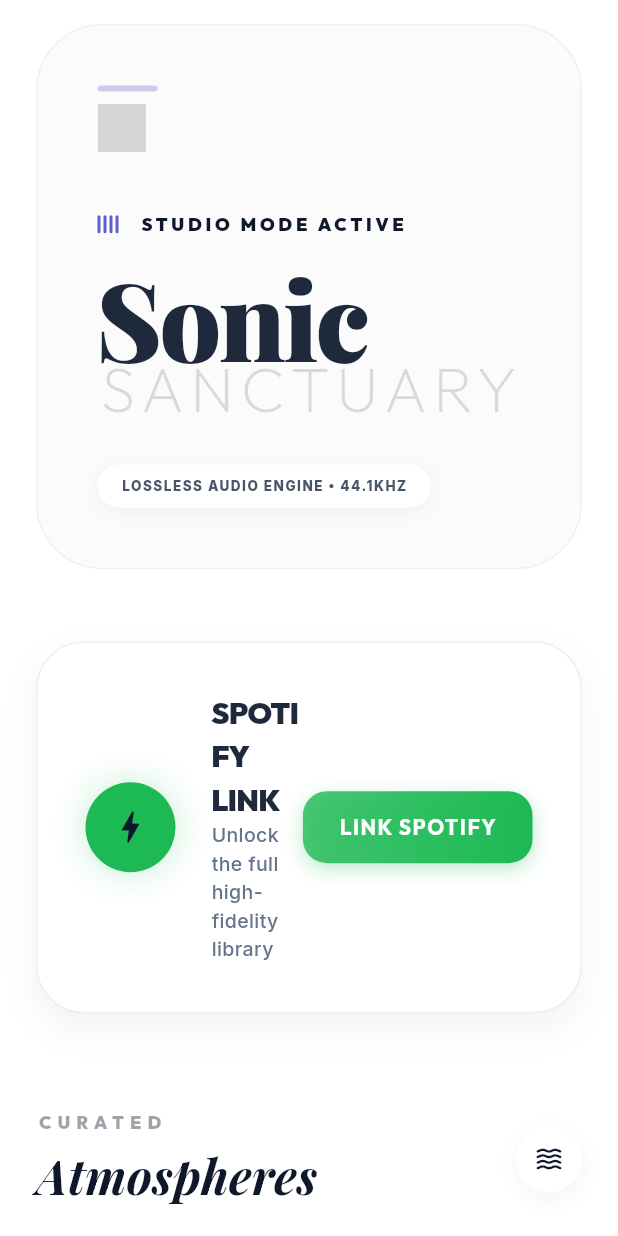
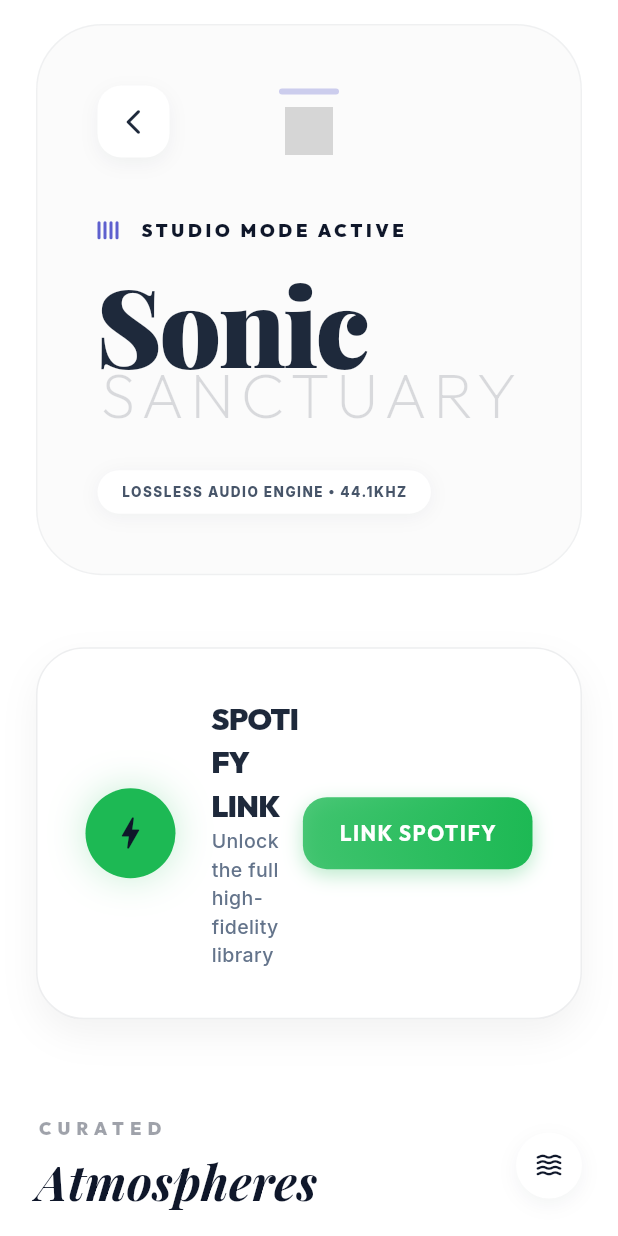
Before and after one commit to Joelrtharakan/AI-Powered-Boredom-Breaker-System-Using-Emotion-Detection-and-Personalized-Activity-Generation, a Flutter app: the MusicScreen screen opened directly, on a phone screen of 412 x 824 dp. Run offline on Flutter 3.47's test engine with Material 3 defaults, Android fonts, the phone set to English and light mode, and no system bars; drawn by our look-alikes of flutter_animate; our stand-ins replace dio, fl_chart, flutter_riverpod, flutter_tts, google_fonts, image_picker and 3 more; missing offline and left inert: encrypt; accounts and stored records are empty; network calls fail; grey boxes are pictures that could not be loaded.

Commit message:
fix code structure error from previous chunk

```diff
--- a/boredom_breaker_mobile/lib/screens/music/music_screen.dart
+++ b/boredom_breaker_mobile/lib/screens/music/music_screen.dart
@@ -267,10 +267,45 @@
         children: [
           Row(
             mainAxisAlignment: MainAxisAlignment.spaceBetween,
-            crossAxisAlignment: CrossAxisAlignment.start,
+            crossAxisAlignment: CrossAxisAlignment.center,
             children: [
+              // 1. Hamburger Menu (Left)
+              InkWell(
+                onTap: () {
+                  if (Navigator.canPop(context)) {
+                    Navigator.pop(context);
+                  } else {
+                    Scaffold.of(context).openDrawer();
+                  }
+                },
+                borderRadius: BorderRadius.circular(16),
+                child: Container(
+                  height: 48,
+                  width: 48,
+                  decoration: BoxDecoration(
+                    color: Colors.white,
+                    borderRadius: BorderRadius.circular(16),
+                    boxShadow: [
+                      BoxShadow(
+                        color: const Color(0xFF0F172A).withValues(alpha: 0.05),
+                        blurRadius: 10,
+                        offset: const Offset(0, 4),
+                      ),
+                    ],
+                  ),
+                  child: Icon(
+                    Navigator.canPop(context)
+                        ? Icons.arrow_back_ios_new_rounded
+                        : Icons.menu_rounded,
+                    color: const Color(0xFF1E293B),
+                    size: 20,
+                  ),
+                ),
+              ),
+
+              // 2. Music Icon with line (Center)
               Column(
-                crossAxisAlignment: CrossAxisAlignment.start,
+                crossAxisAlignment: CrossAxisAlignment.center,
                 children: [
                   Container(
                     height: 4,
@@ -287,6 +322,8 @@
                   ),
                 ],
               ),
+
+              // 3. Power Button or Placeholder (Right)
               if (_isConnected)
                 IconButton(
                   padding: EdgeInsets.zero,
@@ -295,7 +332,7 @@
                     padding: const EdgeInsets.all(8),
                     decoration: BoxDecoration(
                       color: Colors.redAccent.withValues(alpha: 0.05),
-                      borderRadius: BorderRadius.circular(12),
+                      borderRadius: BorderRadius.circular(16),
                     ),
                     child: const Icon(
                       Icons.power_settings_new_rounded,
@@ -308,7 +345,12 @@
                     await prefs.setBool('isSpotifyConnected', false);
                     setState(() => _isConnected = false);
                   },
-                ),
+                )
+              else
+                const SizedBox(
+                  width: 48,
+                  height: 48,
+                ), // Empty space to balance the Row
             ],
           ),
           const SizedBox(height: 40),
```
